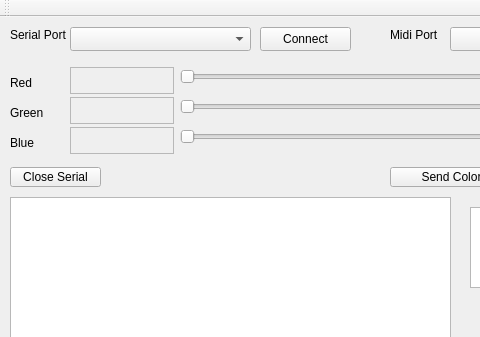
Old version of the form mainwindow.ui in the repository minotor-org/minotor; both pictures show x 0 to 480 and y 0 to 337 of the 840 by 534 pixel window.
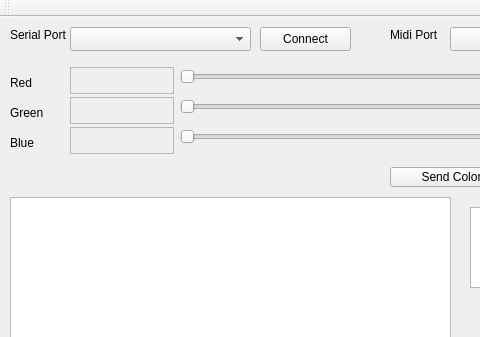
New version of the form.

```diff
--- a/mainwindow.ui
+++ b/mainwindow.ui
@@ -180,19 +180,6 @@
      <string>Blue</string>
     </property>
    </widget>
-   <widget class="QPushButton" name="pushButton_2">
-    <property name="geometry">
-     <rect>
-      <x>10</x>
-      <y>150</y>
-      <width>91</width>
-      <height>20</height>
-     </rect>
-    </property>
-    <property name="text">
-     <string>Close Serial</string>
-    </property>
-   </widget>
    <widget class="QComboBox" name="cbSerialPort">
     <property name="geometry">
      <rect>
```
